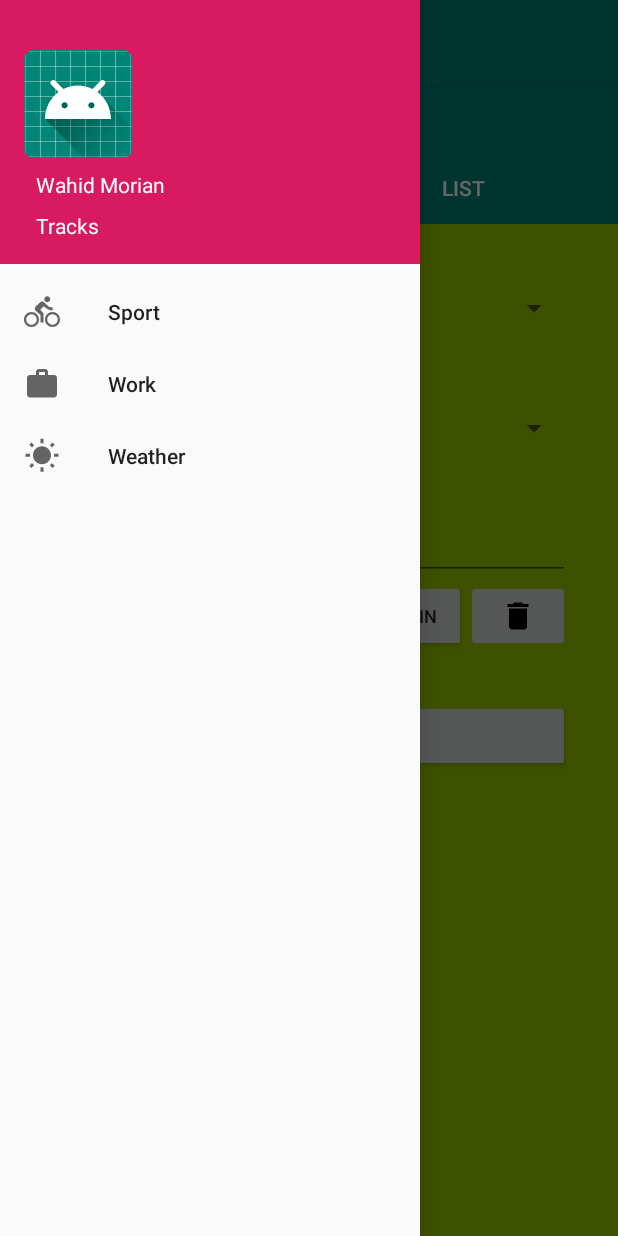
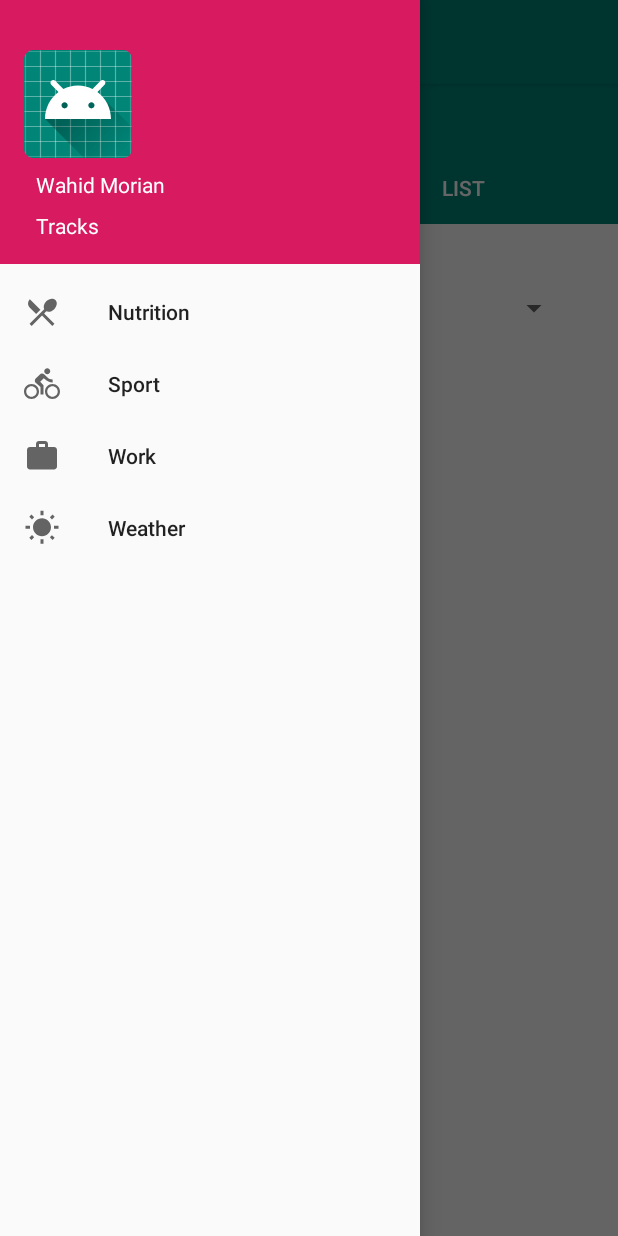
Before and after one commit to wmorian/track.it, an Android app: the screen it shows after launch (MainActivity), with the side drawer open, on a phone screen of 412 x 824 dp. Run offline under Robolectric (Android 15) with nearby library versions, the phone set to English and light mode, and no system bars; our stand-ins replace Room's generated code.

Commit message:
add nutrition fragment

```diff
--- a/app/src/main/java/morian/apps/trackit/MainActivity.java
+++ b/app/src/main/java/morian/apps/trackit/MainActivity.java
@@ -20,6 +20,7 @@ import java.io.Console;
 
 import morian.apps.trackit.Date.DateFragment;
 import morian.apps.trackit.Date.DateViewModel;
+import morian.apps.trackit.Nutrition.NutritionFragment;
 import morian.apps.trackit.Sport.SportFragment;
 import morian.apps.trackit.Sport.SportListFragment;
 import morian.apps.trackit.Weather.WeatherFragment;
@@ -64,7 +65,7 @@ public class MainActivity extends AppCompatActivity implements NavigationView.On
         adapter = new ViewPageAdapter(getSupportFragmentManager());
 
         // Adding Fragments
-        adapter.addFragment(new RootFragment(), "Sport");
+        adapter.addFragment(new RootFragment(), "Nutrition");
         adapter.addFragment(new SportListFragment(), "List");
 
         //Adapter Setup
@@ -86,6 +87,12 @@ public class MainActivity extends AppCompatActivity implements NavigationView.On
     @Override
     public boolean onNavigationItemSelected(@NonNull MenuItem menuItem) {
         switch (menuItem.getItemId()) {
+            case (R.id.nav_nutrition):
+                adapter.updateTitle(0, "Nutrition");
+                adapter.notifyDataSetChanged();
+                getSupportFragmentManager().beginTransaction().replace(R.id.root_add_frame,
+                        new NutritionFragment()).commit();
+                break;
             case (R.id.nav_sport):
                 adapter.updateTitle(0, "Sport");
                 adapter.notifyDataSetChanged();
--- /dev/null
+++ b/app/src/main/java/morian/apps/trackit/Nutrition/NutritionFragment.java
@@ -0,0 +1,39 @@
+package morian.apps.trackit.Nutrition;
+
+import android.os.Bundle;
+import android.view.LayoutInflater;
+import android.view.View;
+import android.view.ViewGroup;
+import android.widget.ArrayAdapter;
+import android.widget.Spinner;
+
+import androidx.annotation.NonNull;
+import androidx.annotation.Nullable;
+import androidx.fragment.app.Fragment;
+
+import morian.apps.trackit.R;
+
+public class NutritionFragment extends Fragment {
+
+    @Nullable
+    @Override
+    public View onCreateView(@NonNull LayoutInflater inflater, @Nullable ViewGroup container, @Nullable Bundle savedInstanceState) {
+        View view = inflater.inflate(R.layout.fragment_nutrition, container, false);
+
+        return view;
+    }
+
+    @Override
+    public void onViewCreated(@NonNull View view, @Nullable Bundle savedInstanceState) {
+        initTimeOfDaySpinner(view);
+    }
+
+    private void initTimeOfDaySpinner(@NonNull View view) {
+        Spinner timeOfDay = view.findViewById(R.id.time_of_day);
+        ArrayAdapter<CharSequence> adapter = ArrayAdapter.createFromResource(getActivity(),
+                R.array.time_of_day, android.R.layout.simple_spinner_dropdown_item);
+        adapter.setDropDownViewResource(android.R.layout.simple_spinner_dropdown_item);
+        timeOfDay.setAdapter(adapter);
+
+    }
+}
--- a/app/src/main/java/morian/apps/trackit/RootFragment.java
+++ b/app/src/main/java/morian/apps/trackit/RootFragment.java
@@ -10,7 +10,7 @@ import androidx.annotation.Nullable;
 import androidx.fragment.app.Fragment;
 import androidx.fragment.app.FragmentTransaction;
 
-import morian.apps.trackit.Sport.SportFragment;
+import morian.apps.trackit.Nutrition.NutritionFragment;
 
 public class RootFragment extends Fragment implements ViewPageFragmentLifcycle{
 
@@ -22,7 +22,7 @@ public class RootFragment extends Fragment implements ViewPageFragmentLifcycle{
 
         FragmentTransaction transaction = getFragmentManager()
                 .beginTransaction()
-                .replace(R.id.root_add_frame, new SportFragment());
+                .replace(R.id.root_add_frame, new NutritionFragment());
 
         transaction.commit();
 
--- a/app/src/main/java/morian/apps/trackit/ViewPageAdapter.java
+++ b/app/src/main/java/morian/apps/trackit/ViewPageAdapter.java
@@ -41,9 +41,4 @@ public class ViewPageAdapter extends FragmentStatePagerAdapter {
     public void updateTitle(int position, String title) {
         fragmentListTitles.set(position, title);
     }
-
-//    public void ReplaceFragment(int position, Fragment newFragment, String newTitle) {
-//        fragmentListTitles.set(position, newTitle);
-//        fragmentList.set(position, newFragment);
-//    }
 }
--- /dev/null
+++ b/app/src/main/res/drawable/ic_nutrition.xml
@@ -0,0 +1,9 @@
+<vector xmlns:android="http://schemas.android.com/apk/res/android"
+        android:width="24dp"
+        android:height="24dp"
+        android:viewportWidth="24.0"
+        android:viewportHeight="24.0">
+    <path
+        android:fillColor="#FF000000"
+        android:pathData="M8.1,13.34l2.83,-2.83L3.91,3.5c-1.56,1.56 -1.56,4.09 0,5.66l4.19,4.18zM14.88,11.53c1.53,0.71 3.68,0.21 5.27,-1.38 1.91,-1.91 2.28,-4.65 0.81,-6.12 -1.46,-1.46 -4.2,-1.1 -6.12,0.81 -1.59,1.59 -2.09,3.74 -1.38,5.27L3.7,19.87l1.41,1.41L12,14.41l6.88,6.88 1.41,-1.41L13.41,13l1.47,-1.47z"/>
+</vector>
--- a/app/src/main/res/menu/drawer_menu.xml
+++ b/app/src/main/res/menu/drawer_menu.xml
@@ -4,6 +4,10 @@
     tools:showIn="navigation_view">
 
     <group android:checkableBehavior="single">
+        <item
+            android:id="@+id/nav_nutrition"
+            android:icon="@drawable/ic_nutrition"
+            android:title="Nutrition" />
         <item
             android:id="@+id/nav_sport"
             android:icon="@drawable/ic_sport"
```
Also changed, not shown: app/src/main/res/layout/fragment_nutrition.xml (added, +20 -0 lines).
